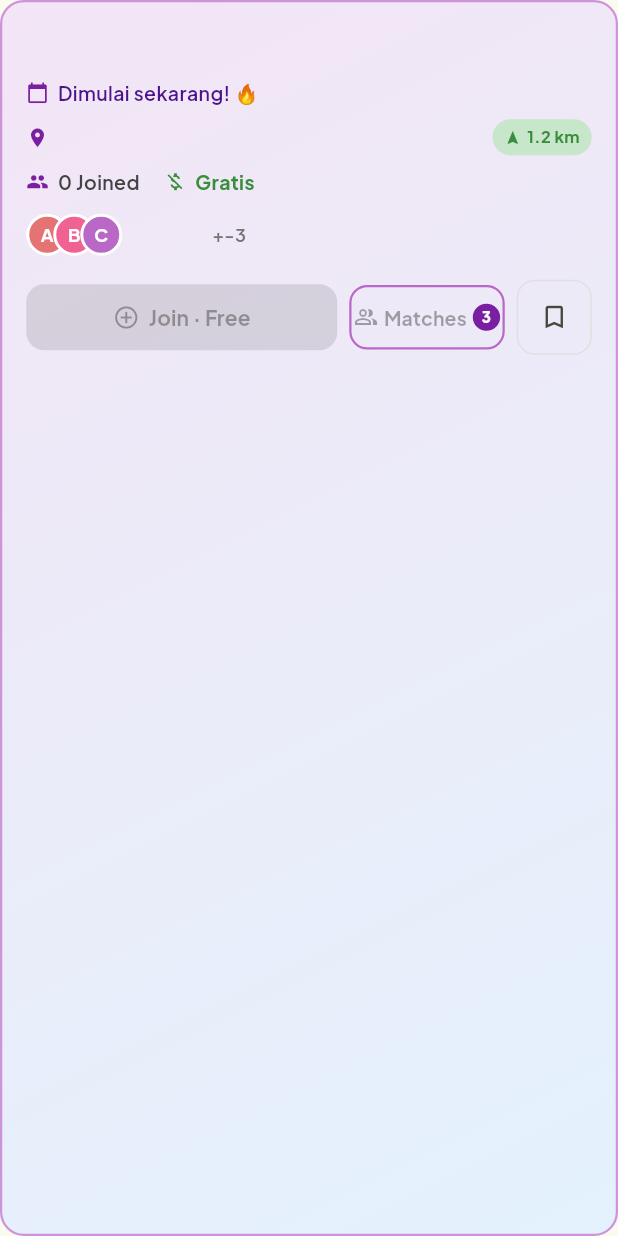
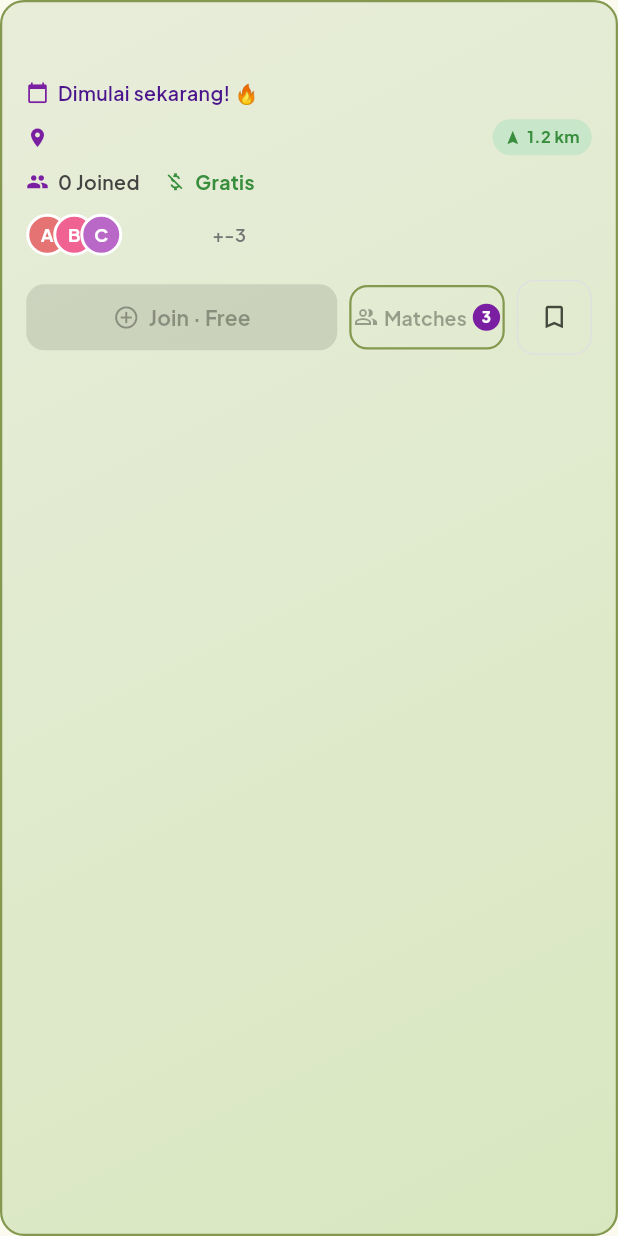
Before and after one commit to muh-hilmi/anigmaa, a Flutter app: the EventMiniCard widget shown alone on an empty page, opened directly with empty values, on a phone screen of 412 x 824 dp. Run offline on Flutter 3.47's test engine with Material 3 defaults, Android fonts, the phone set to English and light mode, and no system bars; our stand-ins replace dartz, dio, equatable, fl_chart, flutter_bloc, flutter_secure_storage and 9 more; accounts and stored records are empty; network calls fail.

Commit message:
refactor: Swap event card colors - green for active, soft for ended
Change color scheme to better indicate registration status:
- Active events (open registration) = Anigmaa Green (#84994F) - prominent
- Ended events (closed) = Soft purple/blue gradient - subdued

Active Events (Future):
- Background: Green-tint gradient (#E8EDDA → #D8E7C0)
- Border: Anigmaa Green (#84994F)
- Buttons: Green (#84994F)
- Clear call-to-action for registration

Ended Events (Past):
- Background: Soft purple/blue gradient (original future colors)
- Border: Purple (#E8E4DD)
- Badge: Gray "✓ SELESAI"
- Buttons: Disabled gray
- Subtle, inactive appearance

Rationale: Green = Go/Active, Soft colors = Inactive/Closed

```diff
--- a/lib/presentation/widgets/event_mini_card.dart
+++ b/lib/presentation/widgets/event_mini_card.dart
@@ -62,17 +62,17 @@ class _EventMiniCardState extends State<EventMiniCard> with SingleTickerProvider
               end: Alignment.bottomRight,
               colors: isEnded
                   ? [
-                      const Color(0xFFF3F0FF), // Soft lavender
-                      const Color(0xFFE9E4FF),
+                      Colors.purple.shade50,
+                      Colors.blue.shade50,
                     ]
                   : [
-                      Colors.purple.shade50,
-                      Colors.blue.shade50,
+                      const Color(0xFFE8EDDA), // Green-tint for active
+                      const Color(0xFFD8E7C0),
                     ],
             ),
             borderRadius: BorderRadius.circular(16),
             border: Border.all(
-              color: isEnded ? const Color(0xFFD4C5FF) : Colors.purple.shade200, // Purple border
+              color: isEnded ? Colors.purple.shade200 : const Color(0xFF84994F), // Green border for active
               width: 1.5,
             ),
           ),
@@ -323,10 +323,10 @@ class _EventMiniCardState extends State<EventMiniCard> with SingleTickerProvider
               },
               style: ElevatedButton.styleFrom(
                 backgroundColor: hasEnded
-                    ? const Color(0xFF9F7AEA) // Soft purple for ended
-                    : (widget.isJoined ? Colors.grey.shade300 : Colors.purple.shade600),
+                    ? Colors.grey.shade300
+                    : (widget.isJoined ? Colors.grey.shade300 : const Color(0xFF84994F)), // Green for active
                 foregroundColor: hasEnded
-                    ? Colors.white
+                    ? Colors.grey.shade600
                     : (widget.isJoined ? Colors.black87 : Colors.white),
                 elevation: (widget.isJoined || hasEnded) ? 0 : 2,
                 padding: const EdgeInsets.symmetric(vertical: 12),
@@ -365,9 +365,9 @@ class _EventMiniCardState extends State<EventMiniCard> with SingleTickerProvider
           child: OutlinedButton(
             onPressed: hasEnded ? null : widget.onFindMatches,
             style: OutlinedButton.styleFrom(
-              foregroundColor: hasEnded ? const Color(0xFF9F7AEA) : Colors.purple.shade700, // Purple for ended
+              foregroundColor: hasEnded ? Colors.grey.shade400 : const Color(0xFF84994F), // Green for active
               side: BorderSide(
-                color: hasEnded ? const Color(0xFFD4C5FF) : Colors.purple.shade300, // Purple border for ended
+                color: hasEnded ? Colors.grey.shade300 : const Color(0xFF84994F), // Green border for active
                 width: 1.5,
               ),
               padding: const EdgeInsets.symmetric(vertical: 12),
```
Also changed, not shown: lib/presentation/widgets/modern_event_mini_card.dart (+10 -19 lines).
